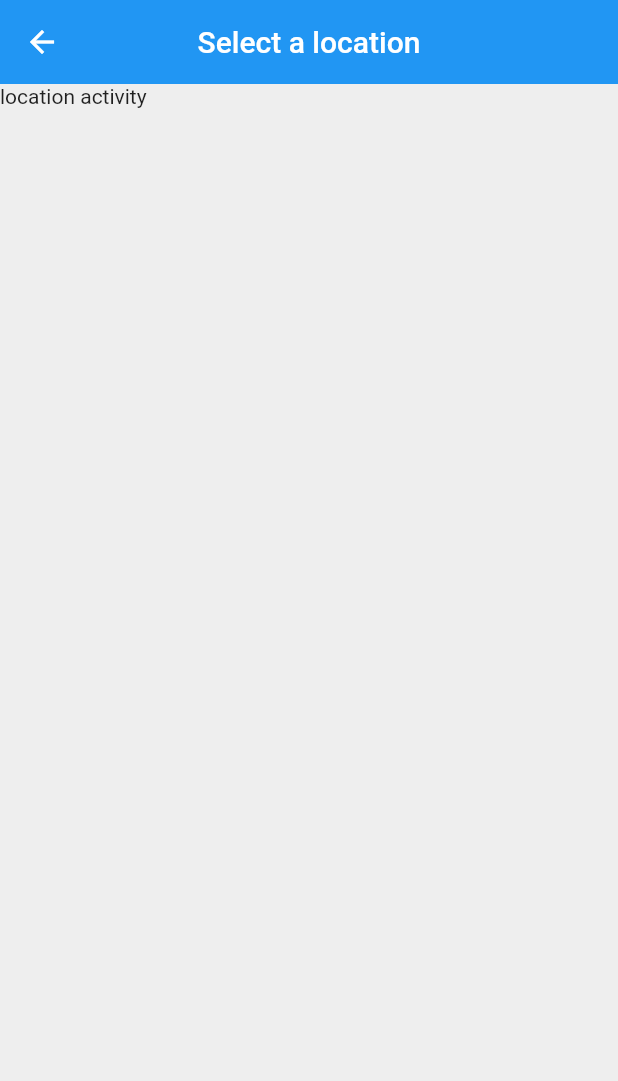
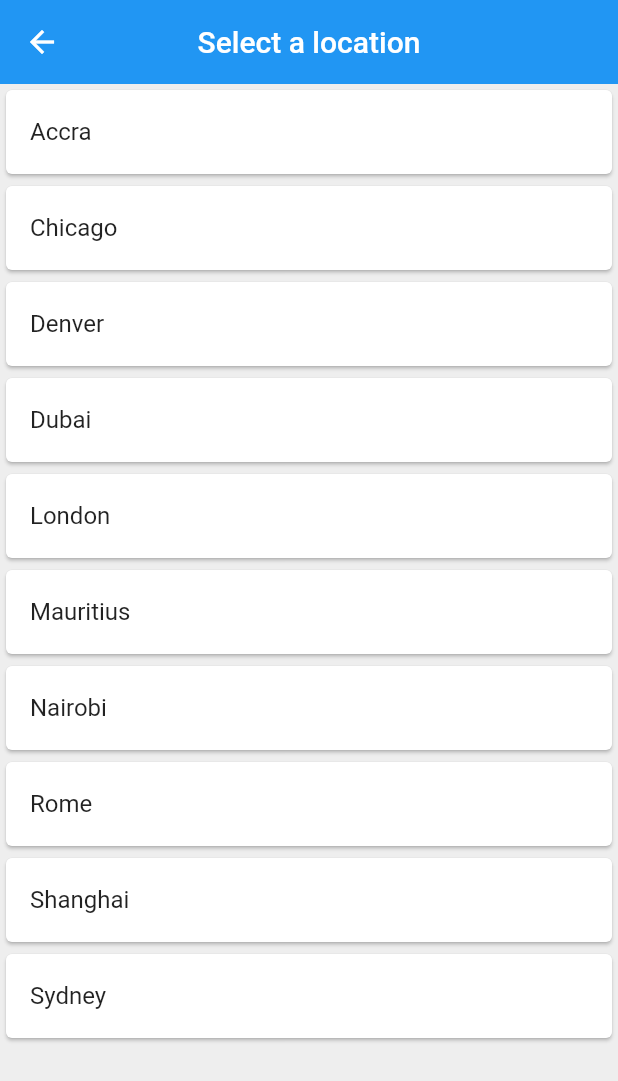
Before and after one commit to Louis-crypto/worldclock, a Flutter app: the Location screen opened by its route, on a phone screen of 412 x 824 dp. Shown: the top 1081 px of the screen. Run offline on Flutter 3.47's test engine with Material 2 defaults, Android fonts, the phone set to English and light mode, and no system bars; our stand-ins replace flutter_spinkit; network calls fail; statements that could not run were skipped.

Commit message:
create list object of different locations

```diff
--- a/lib/Screentivities/location.dart
+++ b/lib/Screentivities/location.dart
@@ -32,8 +32,16 @@ class _LocationState extends State<Location> {
         centerTitle: true,
         elevation: 0,
       ),
-      body: Text(
-        'location activity'
+      body: ListView.builder(
+        itemCount: locations.length,
+        itemBuilder: (context, index){
+          return Card(
+            child: ListTile(
+              onTap: (){},
+              title: Text(locations[index].location),
+            ),
+          );
+        },
       ),
     );
   }
```
